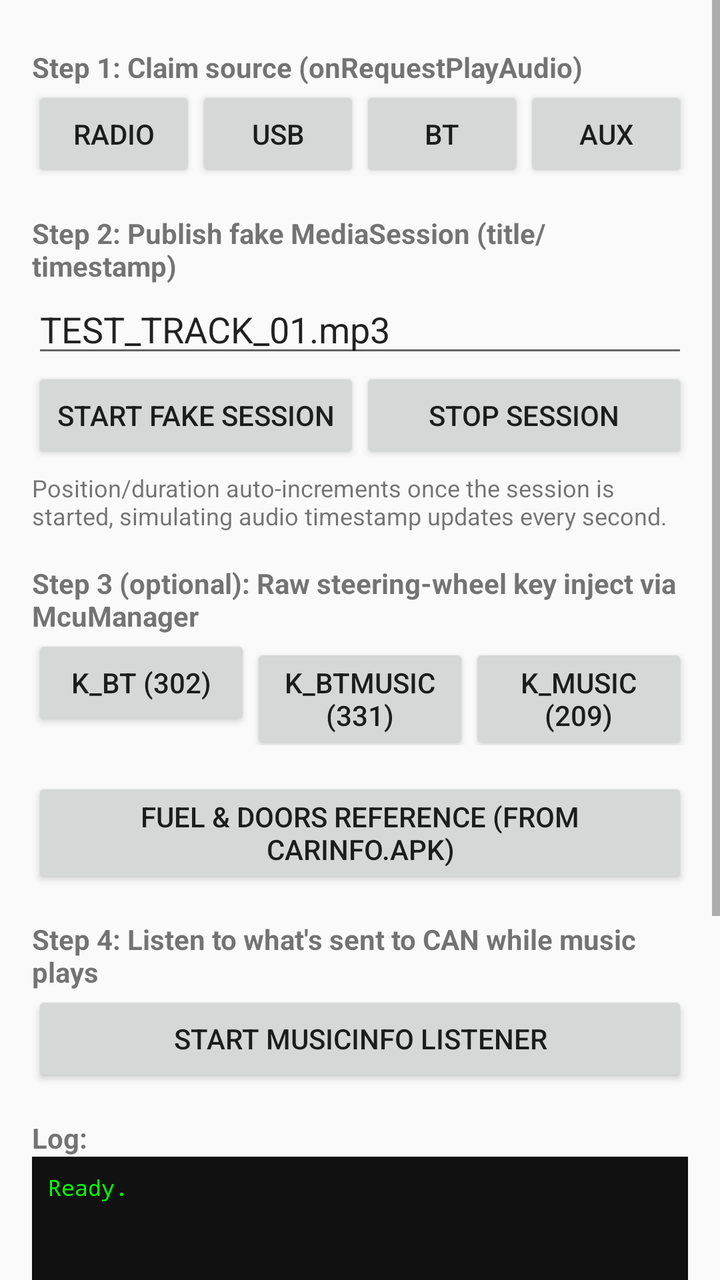
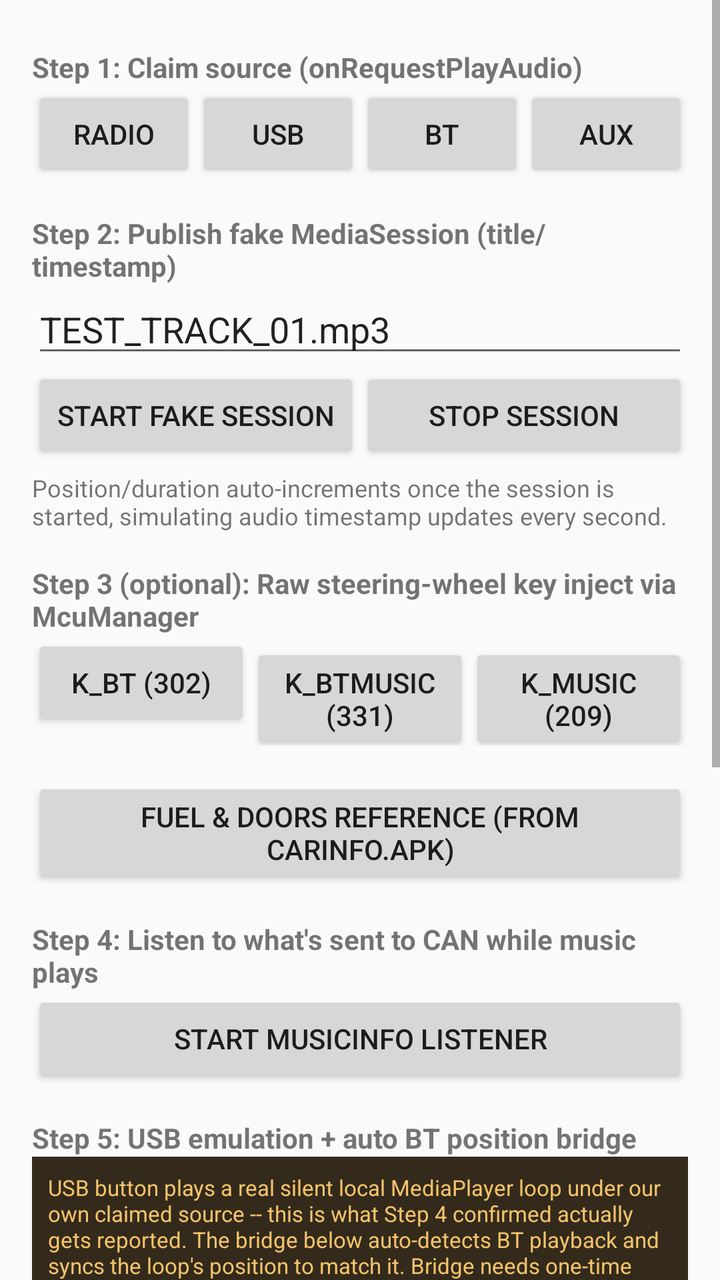

An Android layout rendered at two revisions. The XML below is the earlier revision; the diff shows what the commit changed to produce the second picture.
<!-- AndroidManifest.xml: application theme Theme.AppCompat.DayNight -->
<!-- res/layout/activity_main.xml -->
<?xml version="1.0" encoding="utf-8"?>
<ScrollView xmlns:android="http://schemas.android.com/apk/res/android"
    android:layout_width="match_parent"
    android:layout_height="match_parent">

    <LinearLayout
        android:layout_width="match_parent"
        android:layout_height="wrap_content"
        android:orientation="vertical"
        android:padding="16dp">

        <TextView
            android:layout_width="wrap_content"
            android:layout_height="wrap_content"
            android:text="Step 1: Claim source (onRequestPlayAudio)"
            android:textStyle="bold"
            android:paddingTop="8dp" />

        <LinearLayout
            android:layout_width="match_parent"
            android:layout_height="wrap_content"
            android:orientation="horizontal">

            <Button
                android:id="@+id/btnRadio"
                android:layout_width="0dp"
                android:layout_height="wrap_content"
                android:layout_weight="1"
                android:text="RADIO" />

            <Button
                android:id="@+id/btnUsb"
                android:layout_width="0dp"
                android:layout_height="wrap_content"
                android:layout_weight="1"
                android:text="USB" />

            <Button
                android:id="@+id/btnBt"
                android:layout_width="0dp"
                android:layout_height="wrap_content"
                android:layout_weight="1"
                android:text="BT" />

            <Button
                android:id="@+id/btnAux"
                android:layout_width="0dp"
                android:layout_height="wrap_content"
                android:layout_weight="1"
                android:text="AUX" />
        </LinearLayout>

        <TextView
            android:layout_width="wrap_content"
            android:layout_height="wrap_content"
            android:text="Step 2: Publish fake MediaSession (title/timestamp)"
            android:textStyle="bold"
            android:paddingTop="16dp" />

        <EditText
            android:id="@+id/editTitle"
            android:layout_width="match_parent"
            android:layout_height="wrap_content"
            android:hint="Fake track / file name"
            android:text="TEST_TRACK_01.mp3" />

        <LinearLayout
            android:layout_width="match_parent"
            android:layout_height="wrap_content"
            android:orientation="horizontal">

            <Button
                android:id="@+id/btnStartSession"
                android:layout_width="0dp"
                android:layout_height="wrap_content"
                android:layout_weight="1"
                android:text="Start fake session" />

            <Button
                android:id="@+id/btnStopSession"
                android:layout_width="0dp"
                android:layout_height="wrap_content"
                android:layout_weight="1"
                android:text="Stop session" />
        </LinearLayout>

        <TextView
            android:layout_width="wrap_content"
            android:layout_height="wrap_content"
            android:text="Position/duration auto-increments once the session is started, simulating audio timestamp updates every second."
            android:textSize="12sp"
            android:paddingTop="4dp" />

        <TextView
            android:layout_width="wrap_content"
            android:layout_height="wrap_content"
            android:text="Step 3 (optional): Raw steering-wheel key inject via McuManager"
            android:textStyle="bold"
            android:paddingTop="16dp" />

        <LinearLayout
            android:layout_width="match_parent"
            android:layout_height="wrap_content"
            android:orientation="horizontal">

            <Button
                android:id="@+id/btnKeyBt"
                android:layout_width="0dp"
                android:layout_height="wrap_content"
                android:layout_weight="1"
                android:text="K_BT (302)" />

            <Button
                android:id="@+id/btnKeyBtMusic"
                android:layout_width="0dp"
                android:layout_height="wrap_content"
                android:layout_weight="1"
                android:text="K_BTMUSIC (331)" />

            <Button
                android:id="@+id/btnKeyMusic"
                android:layout_width="0dp"
                android:layout_height="wrap_content"
                android:layout_weight="1"
                android:text="K_MUSIC (209)" />
        </LinearLayout>

        <Button
            android:id="@+id/btnFuelInfo"
            android:layout_width="match_parent"
            android:layout_height="wrap_content"
            android:layout_marginTop="16dp"
            android:text="Fuel &amp; Doors reference (from CarInfo.apk)" />

        <TextView
            android:layout_width="wrap_content"
            android:layout_height="wrap_content"
            android:text="Step 4: Listen to what's sent to CAN while music plays"
            android:textStyle="bold"
            android:paddingTop="16dp" />

        <Button
            android:id="@+id/btnMusicListener"
            android:layout_width="match_parent"
            android:layout_height="wrap_content"
            android:text="Start MusicInfo listener" />

        <TextView
            android:layout_width="wrap_content"
            android:layout_height="wrap_content"
            android:text="Log:"
            android:textStyle="bold"
            android:paddingTop="16dp" />

        <TextView
            android:id="@+id/logView"
            android:layout_width="match_parent"
            android:layout_height="wrap_content"
            android:minHeight="300dp"
            android:background="#111111"
            android:textColor="#00FF00"
            android:fontFamily="monospace"
            android:textSize="11sp"
            android:padding="8dp"
            android:text="Ready.\n" />

    </LinearLayout>
</ScrollView>
<!-- resources referenced by this layout -->
<resources>

</resources>

<!-- the commit's change to res/layout/activity_main.xml (unified diff, before → after) -->
@@ -148,6 +148,29 @@
         <TextView
             android:layout_width="wrap_content"
             android:layout_height="wrap_content"
+            android:text="Step 5: USB emulation + auto BT position bridge"
+            android:textStyle="bold"
+            android:paddingTop="16dp" />
+
+        <TextView
+            android:layout_width="match_parent"
+            android:layout_height="wrap_content"
+            android:layout_marginBottom="8dp"
+            android:background="#332A1B"
+            android:padding="8dp"
+            android:text="USB button plays a real silent local MediaPlayer loop under our own claimed source -- this is what Step 4 confirmed actually gets reported. The bridge below auto-detects BT playback and syncs the loop's position to match it. Bridge needs one-time Notification access (opens Settings automatically)."
+            android:textColor="#F5C36B"
+            android:textSize="11sp" />
+
+        <Button
+            android:id="@+id/btnBtBridge"
+            android:layout_width="match_parent"
+            android:layout_height="wrap_content"
+            android:text="Start BT→USB bridge (auto)" />
+
+        <TextView
+            android:layout_width="wrap_content"
+            android:layout_height="wrap_content"
             android:text="Log:"
             android:textStyle="bold"
             android:paddingTop="16dp" />
